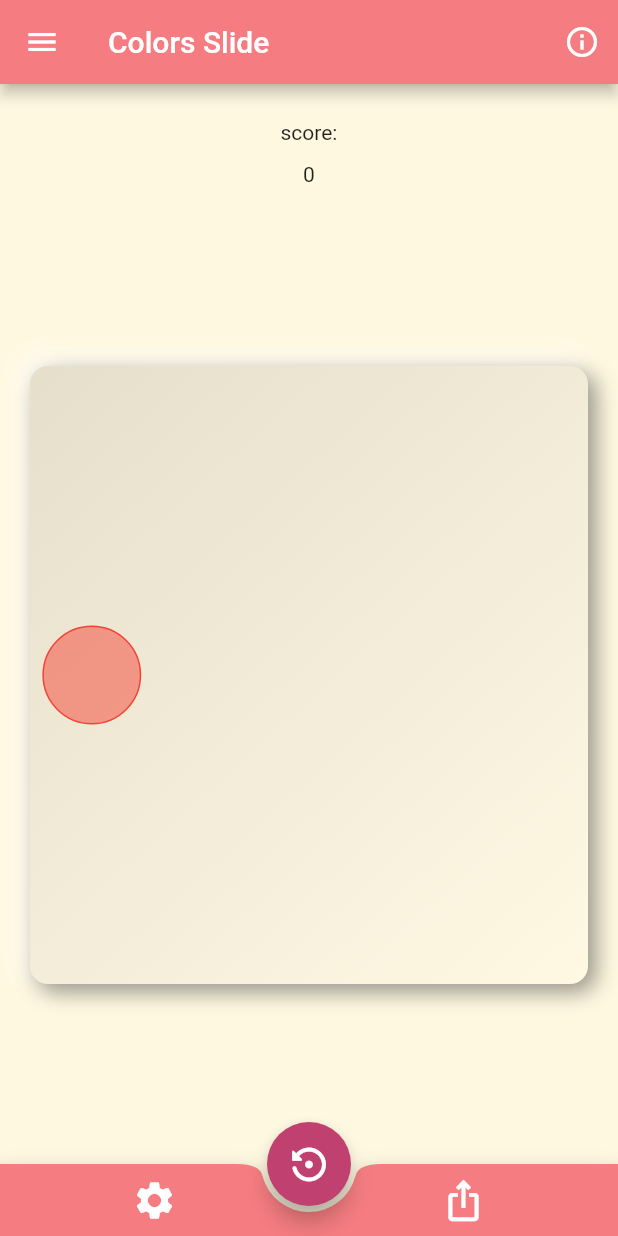
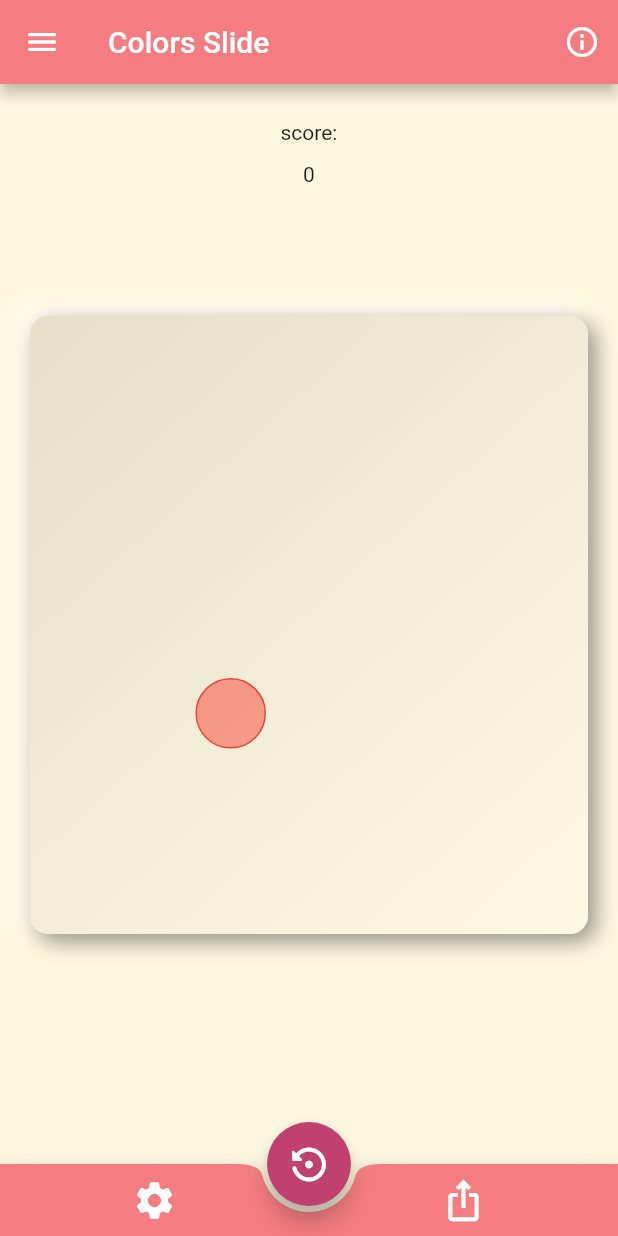
Before and after one commit to DanKheadies/corso_games_app, a Flutter app: the ColorsSlideScreen screen opened by its route, on a phone screen of 412 x 824 dp. Run offline on Flutter 3.47's test engine with Material 2 defaults, Android fonts, the phone set to English and light mode, and no system bars; drawn by our look-alikes of flutter_neumorphic; our stand-ins replace animated_text_kit.

Commit message:
Stable Colors Slide

```diff
--- a/lib/main.dart
+++ b/lib/main.dart
@@ -2,6 +2,7 @@ import 'package:flutter/material.dart';
 // import 'package:flutter/services.dart';
 
 import './screens/colors_slide_screen.dart';
+import 'screens/colors_slide/cs_settings_screen.dart';
 import './screens/dino_run_screen.dart';
 import './screens/games_screen.dart';
 import './screens/minesweeper_screen.dart';
@@ -30,6 +31,7 @@ class CorsoGames extends StatelessWidget {
       initialRoute: SplashScreen.id,
       routes: {
         ColorsSlideScreen.id: (context) => const ColorsSlideScreen(),
+        CSSettingsScreen.id: (context) => const CSSettingsScreen(),
         DinoRunScreen.id: (context) => const DinoRunScreen(),
         GamesScreen.id: (context) => const GamesScreen(),
         MinesweeperScreen.id: (context) => const MinesweeperScreen(),
--- a/lib/screens/colors_slide_screen.dart
+++ b/lib/screens/colors_slide_screen.dart
@@ -2,10 +2,12 @@ import 'dart:async';
 
 import 'package:flutter/material.dart';
 
+import 'package:corso_games_app/screens/colors_slide/cs_settings_screen.dart';
 import 'package:corso_games_app/widgets/colors_slide/controller.dart';
 import 'package:corso_games_app/widgets/colors_slide/game_board.dart';
 import 'package:corso_games_app/widgets/colors_slide/game_piece.dart';
 import 'package:corso_games_app/widgets/colors_slide/score.dart';
+import 'package:corso_games_app/widgets/screen_info.dart';
 import 'package:corso_games_app/widgets/screen_wrapper.dart';
 
 class ColorsSlideScreen extends StatefulWidget {
@@ -28,13 +30,31 @@ class _ColorsSlideScreenState extends State<ColorsSlideScreen> {
       pieces = [];
     });
     _eventStream = Controller.listen(onAction);
-    Controller.start();
+    Controller.start(context);
   }
 
   void onAction(dynamic data) {
     setState(() {
       pieces = Controller.pieces;
     });
+  }
+
+  void setDifficulty(String difficulty) {
+    if (difficulty == 'ColorsSlideDifficulty.easy') {
+      Controller.gridSize = 7;
+    } else if (difficulty == 'ColorsSlideDifficulty.medium') {
+      Controller.gridSize = 5;
+    } else if (difficulty == 'ColorsSlideDifficulty.hard') {
+      Controller.gridSize = 4;
+    } else if (difficulty == 'ColorsSlideDifficulty.harder') {
+      Controller.gridSize = 10;
+    } else if (difficulty == 'ColorsSlideDifficulty.wtf') {
+      Controller.gridSize = 3;
+    }
+
+    if (difficulty != 'ColorsSlideDifficulty.tbd') {
+      Controller.restart(context);
+    }
   }
 
   @override
@@ -56,6 +76,7 @@ class _ColorsSlideScreenState extends State<ColorsSlideScreen> {
           ScoreView(pieces: pieces),
           GameBoard(pieces: pieces),
           const SizedBox(),
+          const SizedBox(),
         ],
       ),
       bottomBar: BottomAppBar(
@@ -71,16 +92,26 @@ class _ColorsSlideScreenState extends State<ColorsSlideScreen> {
                 color: Colors.white,
                 size: 30,
               ),
-              onPressed: () {},
+              onPressed: () async {
+                final result = await Navigator.pushNamed(
+                  context,
+                  CSSettingsScreen.id,
+                );
+                setDifficulty(result.toString());
+              },
             ),
             IconButton(
-              tooltip: 'Restart',
+              tooltip: 'Share',
               icon: const Icon(
                 Icons.ios_share_outlined,
                 color: Colors.white,
                 size: 30,
               ),
-              onPressed: () {},
+              onPressed: () => showScreenInfo(
+                context,
+                'Coming Soon',
+                'You\'ll be able to share your high score soon!',
+              ),
             ),
           ],
         ),
@@ -89,9 +120,7 @@ class _ColorsSlideScreenState extends State<ColorsSlideScreen> {
         onPressed: () {},
         tooltip: 'Reset',
         backgroundColor: Theme.of(context).colorScheme.primary,
-        child: pieces.isNotEmpty
-            ? IconButton(
-                tooltip: 'Restart',
+        child: IconButton(
           icon: const Icon(
             Icons.settings_backup_restore_rounded,
             color: Colors.white,
@@ -101,18 +130,8 @@ class _ColorsSlideScreenState extends State<ColorsSlideScreen> {
             setState(() {
               pieces = [];
             });
-                  Controller.restart();
+            Controller.restart(context);
           },
-              )
-            : IconButton(
-                highlightColor: Theme.of(context).colorScheme.tertiary,
-                tooltip: '',
-                icon: Icon(
-                  Icons.settings_backup_restore_rounded,
-                  color: Theme.of(context).colorScheme.tertiary,
-                  size: 40,
-                ),
-                onPressed: () {},
         ),
       ),
       floatingButtonLoc: FloatingActionButtonLocation.centerDocked,
--- a/lib/widgets/colors_slide/controller.dart
+++ b/lib/widgets/colors_slide/controller.dart
@@ -20,7 +20,7 @@ class Controller {
   static List<GamePiece> _pieces = [];
   static Map<Point, GamePiece> index = {};
 
-  static int gridSize = 5;
+  static int gridSize = 7;
 
   static get pieces => _pieces;
 
@@ -68,14 +68,24 @@ class Controller {
     );
   }
 
-  static void on(Offset offset) {
+  static void on(Offset offset, BuildContext context) {
     lastDirection = parse(offset);
     process(lastDirection);
 
     bus.add(null);
 
     if (_pieces.length == (gridSize * gridSize)) {
-      print('Can\'t move anymore.');
+      ScaffoldMessenger.of(context)
+          .showSnackBar(
+            SnackBar(
+              content: const Text('You can\'t add any more!'),
+              backgroundColor: Theme.of(context).colorScheme.tertiary,
+            ),
+          )
+          .closed
+          .then(
+            (value) => ScaffoldMessenger.of(context).clearSnackBars(),
+          );
       return;
     }
 
@@ -186,16 +196,16 @@ class Controller {
     index[piece.position] = piece;
   }
 
-  static void start() {
+  static void start(BuildContext context) {
     _pieces = [];
     index = {};
-    on(const Offset(1, 0));
+    on(const Offset(1, 0), context);
   }
 
-  static void restart() {
+  static void restart(BuildContext context) {
     _pieces = [];
     index = {};
     score.value = 0;
-    on(const Offset(1, 0));
+    on(const Offset(1, 0), context);
   }
 }
--- a/lib/widgets/colors_slide/game_board.dart
+++ b/lib/widgets/colors_slide/game_board.dart
@@ -28,7 +28,7 @@ class _GameBoardState extends State<GameBoard> {
   }
 
   void onPanEnd(DragEndDetails ev) {
-    Controller.on(dragOffset);
+    Controller.on(dragOffset, context);
     Timer(
       const Duration(milliseconds: 300),
       () => dragOffset = const Offset(0, 0),
--- a/lib/widgets/colors_slide/score.dart
+++ b/lib/widgets/colors_slide/score.dart
@@ -37,17 +37,15 @@ class _ScoreViewState extends State<ScoreView> {
         builder: (context, model, child) {
           return Column(
             children: [
-              Padding(
-                padding: const EdgeInsets.only(
+              const Padding(
+                padding: EdgeInsets.only(
                   top: 24,
                   bottom: 12,
                 ),
-                child: Text(
-                  widget.pieces.isNotEmpty ? 'score:' : 'tap or swipe to start',
-                ),
+                child: Text('score:'),
               ),
               Text(
-                widget.pieces.isNotEmpty ? model.value.toString() : '',
+                model.value.toString(),
                 // style: style,
               ),
             ],
```
Also changed, not shown: lib/screens/colors_slide/cs_settings_screen.dart (added, +157 -0 lines), 1 other file. Lines whose indentation alone changed are shown as unchanged.
